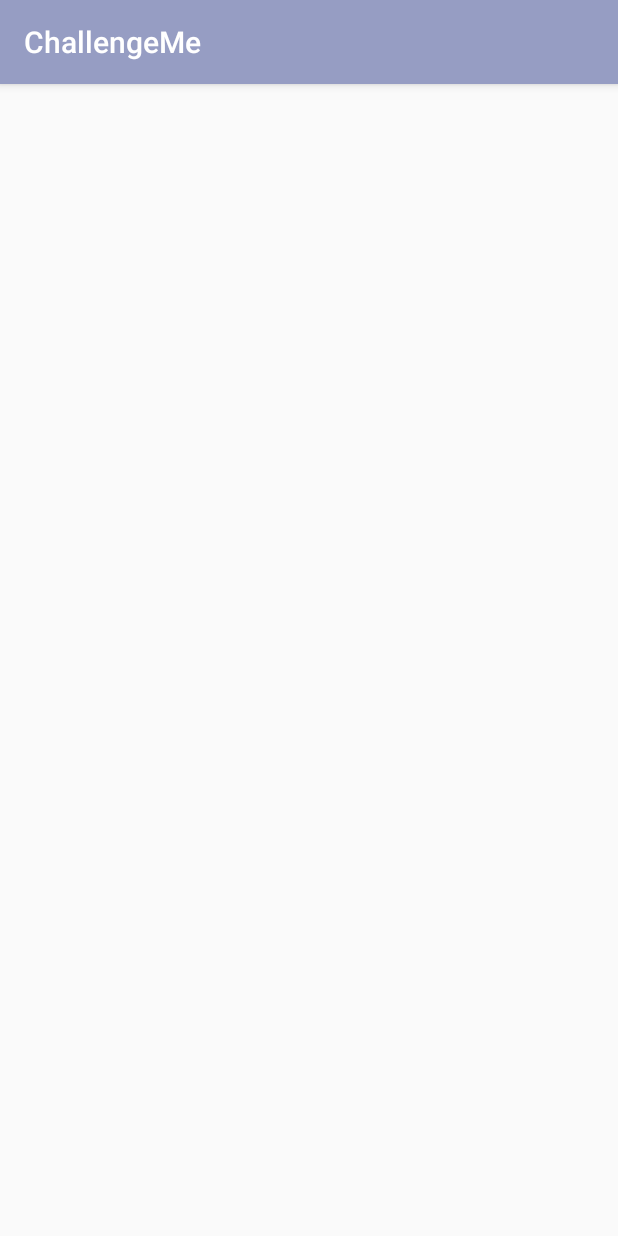
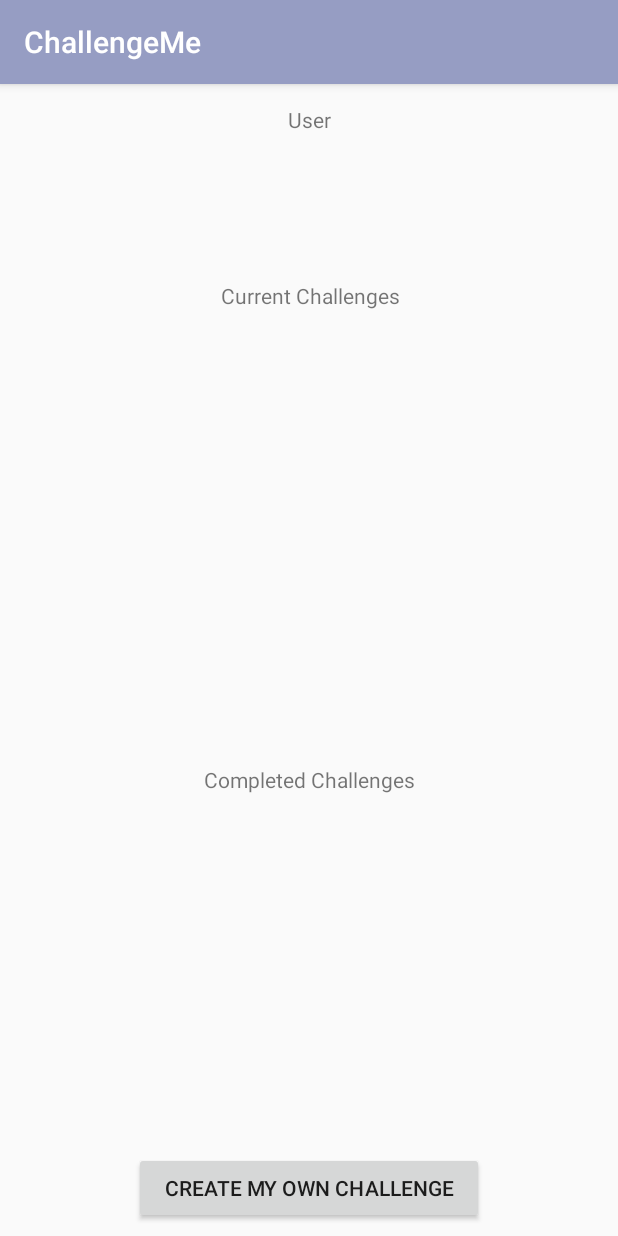
Before and after one commit to mchll05/cc_project_java_android, an Android app: the screen it shows after launch (MyChallengesActivity), after a tap on "MY CHALLENGES", on a phone screen of 412 x 824 dp. Run offline under Robolectric (Android 15) with nearby library versions, the phone set to English and light mode, and no system bars; Roboto replaces fonts that are not available here; 5 statements that could not run were skipped.

Commit message:
My Challenges layout

```diff
--- a/ChallengeMeApp/app/src/main/java/com/example/maustin/challengeme/ChallengeActivity.java
+++ b/ChallengeMeApp/app/src/main/java/com/example/maustin/challengeme/ChallengeActivity.java
@@ -9,9 +9,9 @@ import android.widget.Button;
 import android.widget.ListView;
 import android.widget.TextView;
 
-import com.example.maustin.challengeme.challengeandlists.Category;
-import com.example.maustin.challengeme.challengeandlists.Challenge;
-import com.example.maustin.challengeme.challengeandlists.ChallengeAdapter;
+import com.example.maustin.challengeme.categoriesandchallenges.Category;
+import com.example.maustin.challengeme.categoriesandchallenges.Challenge;
+import com.example.maustin.challengeme.categoriesandchallenges.ChallengeAdapter;
 
 
 public class ChallengeActivity extends AppCompatActivity {
--- a/ChallengeMeApp/app/src/main/java/com/example/maustin/challengeme/MainActivity.java
+++ b/ChallengeMeApp/app/src/main/java/com/example/maustin/challengeme/MainActivity.java
@@ -13,7 +13,8 @@ import android.widget.ImageButton;
 import android.widget.TextView;
 import android.widget.Toast;
 
-import com.example.maustin.challengeme.challengeandlists.Categories;
+import com.example.maustin.challengeme.categoriesandchallenges.Categories;
+import com.example.maustin.challengeme.categoriesandchallenges.Challenge;
 
 
 public class MainActivity extends AppCompatActivity {
@@ -29,10 +30,6 @@ public class MainActivity extends AppCompatActivity {
     protected void onCreate(Bundle savedInstanceState) {
         super.onCreate(savedInstanceState);
         setContentView(R.layout.activity_main);
-
-        //******************************************************************************************
-
-        //******************************************************************************************
 
         categories = new Categories();
         exerciseButton = findViewById(R.id.firstImageBId);
@@ -57,8 +54,9 @@ public class MainActivity extends AppCompatActivity {
     //------------------------user saved challenges button----------------------------
 
     public void onMyChallengesButtonClick(View button) {
-
+        Challenge challenge = (Challenge) button.getTag();
         Intent intent = new Intent(this, MyChallengesActivity.class);
+        intent.putExtra("challenge", challenge);
         startActivity(intent);
     }
 
--- a/ChallengeMeApp/app/src/main/java/com/example/maustin/challengeme/MyChallengesActivity.java
+++ b/ChallengeMeApp/app/src/main/java/com/example/maustin/challengeme/MyChallengesActivity.java
@@ -1,9 +1,18 @@
 package com.example.maustin.challengeme;
 
 import android.content.Context;
+import android.content.Intent;
 import android.content.SharedPreferences;
 import android.support.v7.app.AppCompatActivity;
 import android.os.Bundle;
+import android.widget.ArrayAdapter;
+import android.widget.TextView;
+
+import com.example.maustin.challengeme.categoriesandchallenges.Challenge;
+import com.example.maustin.challengeme.sharedpref.ApplicationState;
+import com.example.maustin.challengeme.sharedpref.SharedPreferencesHelper;
+
+import java.util.ArrayList;
 
 public class MyChallengesActivity extends AppCompatActivity {
 
@@ -12,7 +21,38 @@ public class MyChallengesActivity extends AppCompatActivity {
         super.onCreate(savedInstanceState);
         setContentView(R.layout.activity_my_challenges);
 
-        SharedPreferences sharedPref = getSharedPreferences(getString(R.string.preference_file_key), Context.MODE_PRIVATE);
-        String myChallenges = sharedPref.getString("MyChallenges", "{user_challenges}");
+        Intent intent = getIntent();
+        Challenge challengeToAddToCollection = (Challenge) intent.getSerializableExtra("challenge");
+
+        ApplicationState applicationState = SharedPreferencesHelper.loadApplicationState(this);
+
+        applicationState.getMyChallenges().add(challengeToAddToCollection);
+        SharedPreferencesHelper.saveApplicationState(this, applicationState);
+
+        ArrayList<String> challengeNames = new ArrayList<>();
+
+        for (Challenge challenge : applicationState.getMyChallenges()){
+            String name = challenge.getName();
+            challengeNames.add(name);
+        }
+
+        ArrayAdapter<String> challengeNamesArrayAdapter = new ArrayAdapter<String>(this, R.layout.activity_my_challenges, challengeNames);
+
+        TextView challengeNamesTextView = findViewById(R.id.myChallengesID);
+        challengeNamesTextView.setAdapter(challengeNamesArrayAdapter);
+
+
     }
 }
+
+//        SharedPreferences sharedPref = getSharedPreferences(getString(R.string.preference_file_key), Context.MODE_PRIVATE);
+//        String myChallenges = sharedPref.getString("MyChallenges", "{}");
+//
+//        Intent intent = getIntent();
+//        Challenge challengeToAddToCollection = (Challenge) intent.getSerializableExtra("challenge");
+//
+//        ApplicationState applicationState = SharedPreferencesHelper.loadApplicationState(this);
+//        applicationState.getMyChallenges().add(challengeToAddToCollection);
+//        SharedPreferencesHelper.saveApplicationState(this, applicationState);
+//    }
+//}
--- a/ChallengeMeApp/app/src/main/java/com/example/maustin/challengeme/TaskActivity.java
+++ b/ChallengeMeApp/app/src/main/java/com/example/maustin/challengeme/TaskActivity.java
@@ -5,8 +5,8 @@ import android.support.v7.app.AppCompatActivity;
 import android.os.Bundle;
 import android.widget.ListView;
 
-import com.example.maustin.challengeme.challengeandlists.Challenge;
-import com.example.maustin.challengeme.tasksandlists.TaskListAdapter;
+import com.example.maustin.challengeme.categoriesandchallenges.Challenge;
+import com.example.maustin.challengeme.tasks.TaskListAdapter;
 
 public class TaskActivity extends AppCompatActivity {
 
--- a/ChallengeMeApp/app/src/main/java/com/example/maustin/challengeme/challengeandlists/Categories.java
+++ b/ChallengeMeApp/app/src/main/java/com/example/maustin/challengeme/categoriesandchallenges/Categories.java
@@ -1,6 +1,6 @@
-package com.example.maustin.challengeme.challengeandlists;
+package com.example.maustin.challengeme.categoriesandchallenges;
 
-import com.example.maustin.challengeme.tasksandlists.Task;
+import com.example.maustin.challengeme.tasks.Task;
 
 import java.io.Serializable;
 import java.util.ArrayList;
--- a/ChallengeMeApp/app/src/main/java/com/example/maustin/challengeme/challengeandlists/Category.java
+++ b/ChallengeMeApp/app/src/main/java/com/example/maustin/challengeme/categoriesandchallenges/Category.java
@@ -1,4 +1,4 @@
-package com.example.maustin.challengeme.challengeandlists;
+package com.example.maustin.challengeme.categoriesandchallenges;
 
 import java.io.Serializable;
 import java.util.ArrayList;
--- a/ChallengeMeApp/app/src/main/java/com/example/maustin/challengeme/challengeandlists/Challenge.java
+++ b/ChallengeMeApp/app/src/main/java/com/example/maustin/challengeme/categoriesandchallenges/Challenge.java
@@ -1,6 +1,6 @@
-package com.example.maustin.challengeme.challengeandlists;
+package com.example.maustin.challengeme.categoriesandchallenges;
 
-import com.example.maustin.challengeme.tasksandlists.Task;
+import com.example.maustin.challengeme.tasks.Task;
 
 import java.io.Serializable;
 import java.util.ArrayList;
--- a/ChallengeMeApp/app/src/main/java/com/example/maustin/challengeme/challengeandlists/ChallengeAdapter.java
+++ b/ChallengeMeApp/app/src/main/java/com/example/maustin/challengeme/categoriesandchallenges/ChallengeAdapter.java
@@ -1,4 +1,4 @@
-package com.example.maustin.challengeme.challengeandlists;
+package com.example.maustin.challengeme.categoriesandchallenges;
 
 import android.content.Context;
 import android.view.LayoutInflater;
@@ -10,7 +10,6 @@ import android.widget.TextView;
 
 import com.example.maustin.challengeme.R;
 
-import java.io.Serializable;
 import java.util.ArrayList;
 
 public class ChallengeAdapter extends ArrayAdapter {
--- /dev/null
+++ b/ChallengeMeApp/app/src/main/java/com/example/maustin/challengeme/sharedpref/ApplicationState.java
@@ -0,0 +1,24 @@
+package com.example.maustin.challengeme.sharedpref;
+
+import com.example.maustin.challengeme.categoriesandchallenges.Challenge;
+
+import java.util.ArrayList;
+
+public class ApplicationState {
+
+    private ArrayList<Challenge> myChallenges;
+    private String userName;
+
+    public ApplicationState(String userName){
+        this.userName = userName;
+        this.myChallenges = new ArrayList<Challenge>();
+    }
+
+    public ArrayList<Challenge> getMyChallenges() {
+        return myChallenges;
+    }
+
+    public void setMyChallenges(ArrayList<Challenge> myChallenges) {
+        this.myChallenges = myChallenges;
+    }
+}
--- /dev/null
+++ b/ChallengeMeApp/app/src/main/java/com/example/maustin/challengeme/sharedpref/SharedPreferencesHelper.java
@@ -0,0 +1,26 @@
+package com.example.maustin.challengeme.sharedpref;
+
+import android.content.Context;
+import android.content.SharedPreferences;
+
+import com.example.maustin.challengeme.R;
+import com.google.gson.Gson;
+
+public class SharedPreferencesHelper {
+
+    public static void saveApplicationState(Context context, ApplicationState state){
+
+        SharedPreferences.Editor editor = context.getSharedPreferences(context.getString(R.string.app_name), Context.MODE_PRIVATE).edit();
+        Gson gson = new Gson();
+        String json = gson.toJson(state);
+        editor.putString("APPLICATION_STATE", json);
+        editor.apply();
+    }
+
+    public static ApplicationState loadApplicationState(Context context){
+        SharedPreferences sharedPreferences = context.getSharedPreferences(context.getString(R.string.app_name), Context.MODE_PRIVATE);
+        Gson gson = new Gson();
+        ApplicationState applicationState = gson.fromJson(sharedPreferences.getString("APPLICATION_STATE", "{}"), ApplicationState.class );
+        return applicationState;
+    }
+}
--- a/ChallengeMeApp/app/src/main/java/com/example/maustin/challengeme/tasksandlists/Task.java
+++ b/ChallengeMeApp/app/src/main/java/com/example/maustin/challengeme/tasks/Task.java
@@ -1,4 +1,4 @@
-package com.example.maustin.challengeme.tasksandlists;
+package com.example.maustin.challengeme.tasks;
 
 import java.io.Serializable;
 
--- a/ChallengeMeApp/app/src/main/java/com/example/maustin/challengeme/tasksandlists/TaskListAdapter.java
+++ b/ChallengeMeApp/app/src/main/java/com/example/maustin/challengeme/tasks/TaskListAdapter.java
@@ -1,4 +1,4 @@
-package com.example.maustin.challengeme.tasksandlists;
+package com.example.maustin.challengeme.tasks;
 
 import android.content.Context;
 import android.view.LayoutInflater;
--- a/ChallengeMeApp/app/src/main/res/layout/activity_my_challenges.xml
+++ b/ChallengeMeApp/app/src/main/res/layout/activity_my_challenges.xml
@@ -6,4 +6,64 @@
     android:layout_height="match_parent"
     tools:context=".MyChallengesActivity">
 
+    <TextView
+        android:id="@+id/myCurrentC"
+        android:layout_width="221dp"
+        android:layout_height="163dp"
+        android:layout_marginEnd="8dp"
+        android:layout_marginLeft="8dp"
+        android:layout_marginRight="8dp"
+        android:layout_marginStart="8dp"
+        android:layout_marginTop="20dp"
+        android:gravity="center"
+        android:text="Current Challenges"
+        app:layout_constraintEnd_toEndOf="parent"
+        app:layout_constraintHorizontal_bias="0.503"
+        app:layout_constraintStart_toStartOf="parent"
+        app:layout_constraintTop_toBottomOf="@+id/userName" />
+
+    <TextView
+        android:id="@+id/userName"
+        android:layout_width="157dp"
+        android:layout_height="31dp"
+        android:layout_marginEnd="8dp"
+        android:layout_marginLeft="8dp"
+        android:layout_marginRight="8dp"
+        android:layout_marginStart="8dp"
+        android:layout_marginTop="8dp"
+        android:gravity="center"
+        android:text="User"
+        app:layout_constraintEnd_toEndOf="parent"
+        app:layout_constraintStart_toStartOf="parent"
+        app:layout_constraintTop_toTopOf="parent" />
+
+    <TextView
+        android:id="@+id/myCompleteC"
+        android:layout_width="249dp"
+        android:layout_height="163dp"
+        android:layout_marginBottom="8dp"
+        android:layout_marginEnd="8dp"
+        android:layout_marginLeft="8dp"
+        android:layout_marginRight="8dp"
+        android:layout_marginStart="8dp"
+        android:gravity="center"
+        android:text="Completed Challenges"
+        app:layout_constraintBottom_toTopOf="@+id/button"
+        app:layout_constraintEnd_toEndOf="parent"
+        app:layout_constraintStart_toStartOf="parent"
+        app:layout_constraintTop_toBottomOf="@+id/myCurrentC" />
+
+    <Button
+        android:id="@+id/button"
+        android:layout_width="233dp"
+        android:layout_height="wrap_content"
+        android:layout_marginBottom="8dp"
+        android:layout_marginEnd="8dp"
+        android:layout_marginLeft="8dp"
+        android:layout_marginRight="8dp"
+        android:layout_marginStart="8dp"
+        android:text="Create My Own Challenge"
+        app:layout_constraintBottom_toBottomOf="parent"
+        app:layout_constraintEnd_toEndOf="parent"
+        app:layout_constraintStart_toStartOf="parent" />
 </android.support.constraint.ConstraintLayout>
--- a/ChallengeMeApp/app/src/main/res/layout/challenge_item.xml
+++ b/ChallengeMeApp/app/src/main/res/layout/challenge_item.xml
@@ -3,6 +3,7 @@
     xmlns:app="http://schemas.android.com/apk/res-auto"
     xmlns:card_view="http://schemas.android.com/apk/res-auto"
     xmlns:tools="http://schemas.android.com/tools"
+    android:id="@+id/challengeItem"
     android:layout_width="match_parent"
     android:layout_height="match_parent"
     android:background="@drawable/dandbackground"
@@ -58,4 +59,14 @@
         app:layout_constraintStart_toStartOf="@+id/cardViewId"
         app:layout_constraintTop_toTopOf="@+id/cardViewId"
         app:layout_constraintVertical_bias="1.0" />
+
+    <Button
+        android:id="@+id/toMyChallengesB"
+        android:layout_width="wrap_content"
+        android:layout_height="42dp"
+        android:text="Add to My Challenges"
+        android:textSize="8sp"
+        android:textStyle="italic"
+        tools:layout_editor_absoluteX="217dp"
+        tools:layout_editor_absoluteY="211dp" />
 </android.support.constraint.ConstraintLayout>
--- a/ChallengeMeApp/app/src/main/res/values/strings.xml
+++ b/ChallengeMeApp/app/src/main/res/values/strings.xml
@@ -4,4 +4,6 @@
     <string name="photographyButton">Go to Challenges</string>
     <string name="say_user_profile">User Profile</string>
     <string name="menu_toast_hello">Hello</string>
+    <string name ="preference_file_key">My Challenges Page</string>
+
 </resources>
```
Also changed, not shown: ChallengeMeApp/app/src/main/res/drawable/categoryread.jpg (added).
